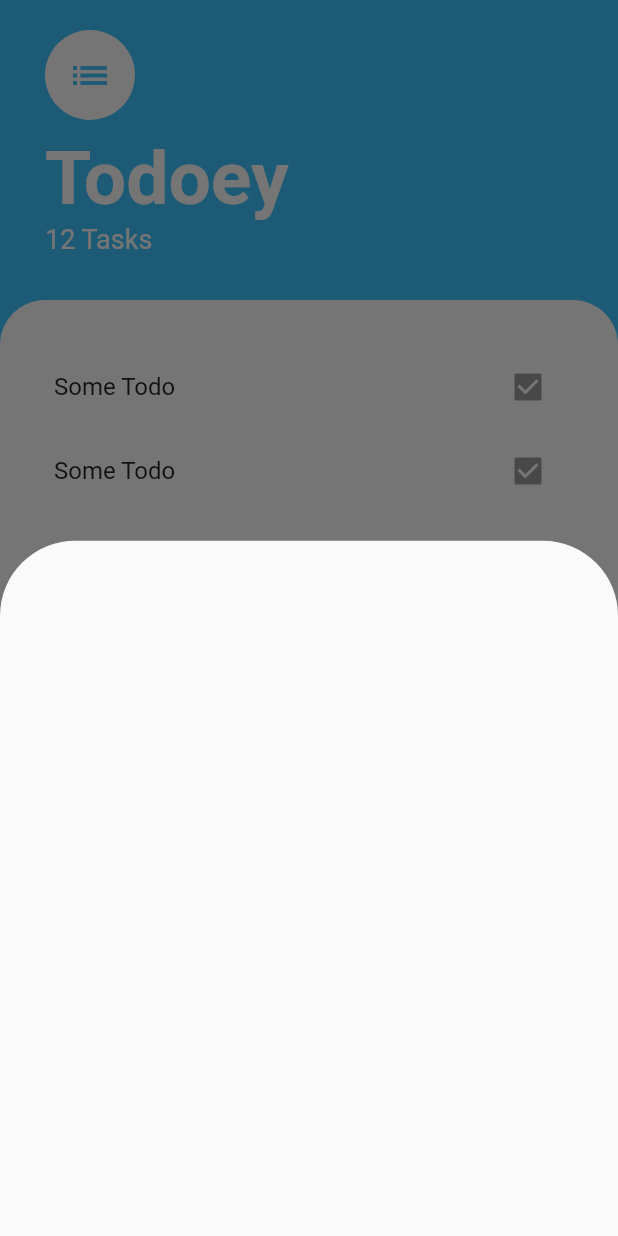
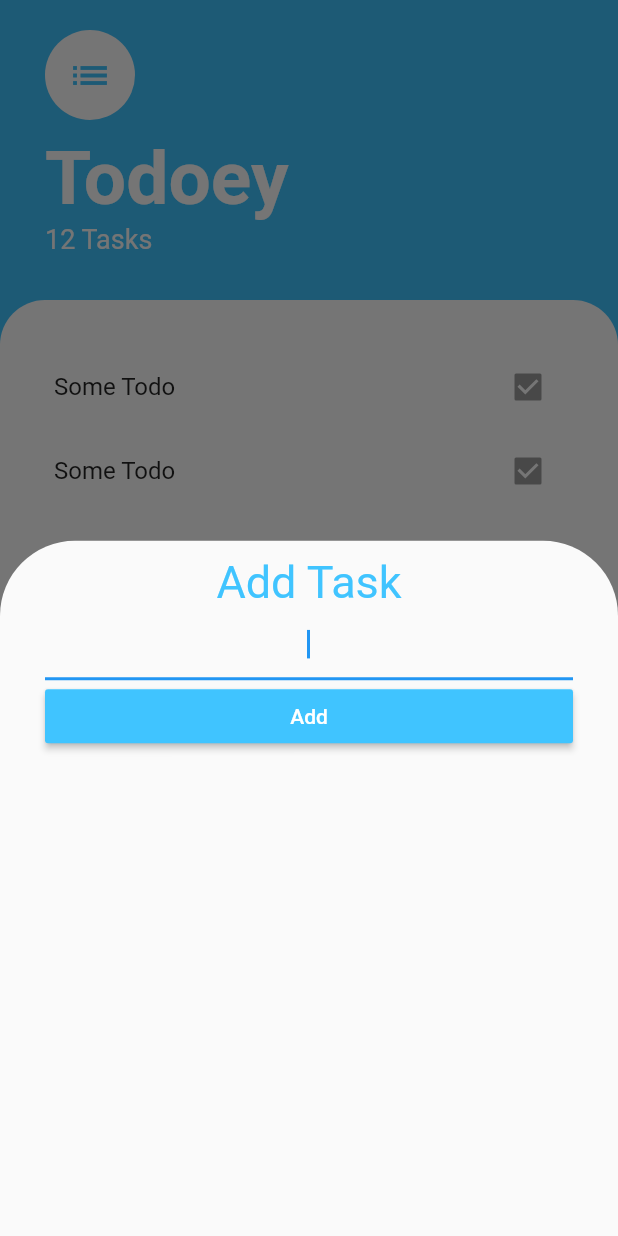
Before and after one commit to officer47p/todoey, a Flutter app: the screen it shows after launch, after a tap on the "add" icon, on a phone screen of 412 x 824 dp. Run offline on Flutter 3.47's test engine with Material 2 defaults, Android fonts, the phone set to English and light mode, and no system bars.

Commit message:
completed bottom Sheet

```diff
--- a/lib/screens/add_task_screen.dart
+++ b/lib/screens/add_task_screen.dart
@@ -9,11 +9,34 @@ class _AddTaskScreenState extends State<AddTaskScreen> {
   @override
   Widget build(BuildContext context) {
     return Container(
-      decoration: BoxDecoration(
-        borderRadius: BorderRadius.only(
-          topLeft: Radius.circular(30),
-          topRight: Radius.circular(30),
-        ),
+      padding: EdgeInsets.only(top: 10, left: 30, right: 30),
+      child: Column(
+        crossAxisAlignment: CrossAxisAlignment.stretch,
+        children: <Widget>[
+          Text(
+            "Add Task",
+            textAlign: TextAlign.center,
+            style: TextStyle(
+              color: Colors.lightBlueAccent,
+              fontSize: 30,
+            ),
+          ),
+          Container(
+            child: TextField(
+              textAlign: TextAlign.center,
+              autofocus: true,
+            ),
+            // padding: EdgeInsets.symmetric(horizontal: 30),
+          ),
+          RaisedButton(
+            color: Colors.lightBlueAccent,
+            child: Text(
+              "Add",
+              style: TextStyle(color: Colors.white),
+            ),
+            onPressed: () => Navigator.pop(context),
+          )
+        ],
       ),
     );
   }
```
